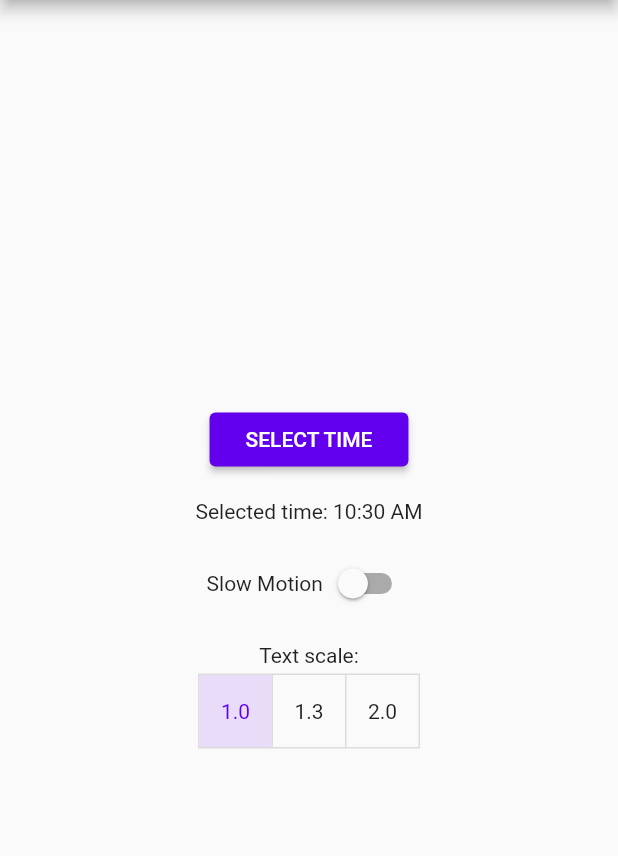
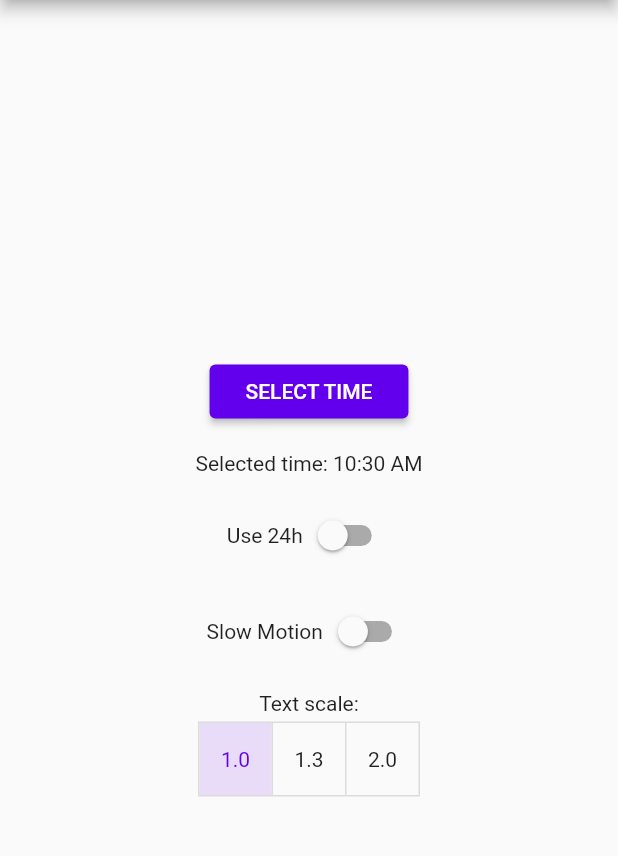
Before and after one commit to rami-a/time_picker_demo, a Flutter app: the screen it shows after launch, on a phone screen of 412 x 824 dp, the part 84-940 px from its top. Run offline on Flutter 3.47's test engine with Material 2 defaults, Android fonts, the light colour scheme and no system bars.

Commit message:
Add 24hr toggle

```diff
--- a/lib/main.dart
+++ b/lib/main.dart
@@ -34,6 +34,7 @@ class MyHomePage extends StatefulWidget {
 class _MyHomePageState extends State<MyHomePage> {
   TimeOfDay _time = TimeOfDay.now();
   bool _isSlow = false;
+  bool _use24hour = false;
   List<bool> _isSelected = [true, false, false];
 
   double get _textScale {
@@ -48,7 +49,10 @@ class _MyHomePageState extends State<MyHomePage> {
       builder: (context, child) {
 
         return MediaQuery(
-          data: MediaQuery.of(context).copyWith(textScaleFactor: _textScale),
+          data: MediaQuery.of(context).copyWith(
+            textScaleFactor: _textScale,
+            alwaysUse24HourFormat: _use24hour,
+          ),
           child: child,
         );
       }
@@ -69,6 +73,7 @@ class _MyHomePageState extends State<MyHomePage> {
         body: Padding(
           padding: const EdgeInsets.all(8.0),
           child: Center(
+            child: SingleChildScrollView(
               child: Column(
                 mainAxisAlignment: MainAxisAlignment.center,
                 children: <Widget>[
@@ -79,6 +84,21 @@ class _MyHomePageState extends State<MyHomePage> {
                   SizedBox(height: 16),
                   Text(
                     'Selected time: ${_time.format(context)}',
+                  ),
+                  SizedBox(height: 16),
+                  Row(
+                    mainAxisAlignment: MainAxisAlignment.center,
+                    children: [
+                      Text('Use 24h'),
+                      Switch(
+                        value: _use24hour,
+                        onChanged: (value) {
+                          setState(() {
+                            _use24hour = value;
+                          });
+                        },
+                      )
+                    ],
                   ),
                   SizedBox(height: 16),
                   Row(
@@ -123,6 +143,7 @@ class _MyHomePageState extends State<MyHomePage> {
             ),
           ),
         ),
+      ),
     );
   }
 }
```
Lines whose indentation alone changed are shown as unchanged.
